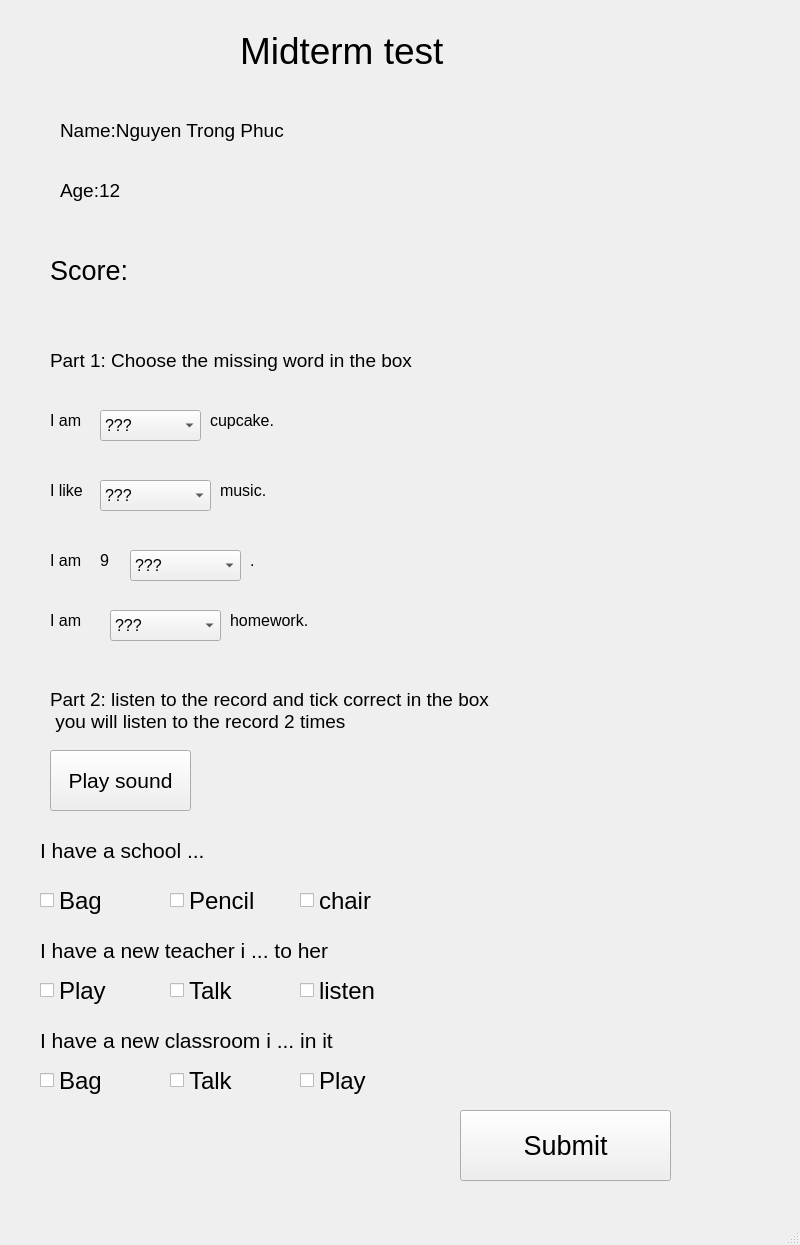
The window that SPCK/Gui/midtermtestui.ui (trongphuc1/TL-C4K-PTI01-) describes before a commit, drawn with Qt 5.
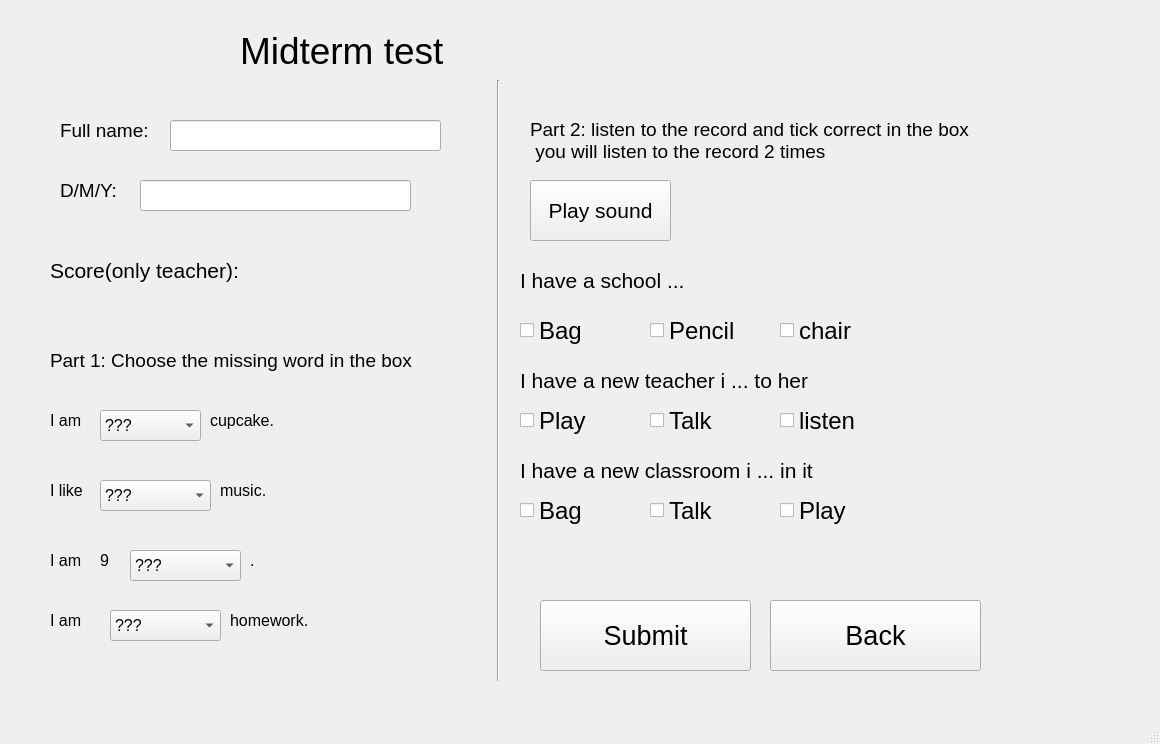
The same window after the commit.

```diff
--- a/SPCK/Gui/midtermtestui.ui
+++ b/SPCK/Gui/midtermtestui.ui
@@ -6,8 +6,8 @@
    <rect>
     <x>0</x>
     <y>0</y>
-    <width>800</width>
-    <height>1245</height>
+    <width>1160</width>
+    <height>744</height>
    </rect>
   </property>
   <property name="windowTitle">
@@ -323,7 +323,7 @@
      <rect>
       <x>60</x>
       <y>100</y>
-      <width>271</width>
+      <width>111</width>
       <height>61</height>
      </rect>
     </property>
@@ -333,7 +333,7 @@
      </font>
     </property>
     <property name="text">
-     <string>Name:Nguyen Trong Phuc</string>
+     <string>Full name:</string>
     </property>
    </widget>
    <widget class="QLabel" name="label_9">
@@ -359,24 +359,24 @@
      <rect>
       <x>50</x>
       <y>230</y>
-      <width>91</width>
+      <width>241</width>
       <height>81</height>
      </rect>
     </property>
     <property name="font">
      <font>
-      <pointsize>20</pointsize>
+      <pointsize>16</pointsize>
      </font>
     </property>
     <property name="text">
-     <string>Score:</string>
+     <string>Score(only teacher):</string>
     </property>
    </widget>
    <widget class="QLabel" name="label_6">
     <property name="geometry">
      <rect>
-      <x>50</x>
-      <y>680</y>
+      <x>530</x>
+      <y>110</y>
       <width>581</width>
       <height>61</height>
      </rect>
@@ -396,7 +396,7 @@
      <rect>
       <x>60</x>
       <y>160</y>
-      <width>81</width>
+      <width>71</width>
       <height>61</height>
      </rect>
     </property>
@@ -406,7 +406,7 @@
      </font>
     </property>
     <property name="text">
-     <string>Age:12</string>
+     <string>D/M/Y:</string>
     </property>
    </widget>
    <widget class="QLabel" name="label_7">
@@ -448,8 +448,8 @@
    <widget class="QPushButton" name="pushButton">
     <property name="geometry">
      <rect>
-      <x>50</x>
-      <y>750</y>
+      <x>530</x>
+      <y>180</y>
       <width>141</width>
       <height>61</height>
      </rect>
@@ -466,8 +466,8 @@
    <widget class="QPushButton" name="pushButton_2">
     <property name="geometry">
      <rect>
-      <x>460</x>
-      <y>1110</y>
+      <x>770</x>
+      <y>600</y>
       <width>211</width>
       <height>71</height>
      </rect>
@@ -478,14 +478,14 @@
      </font>
     </property>
     <property name="text">
-     <string>Submit</string>
+     <string>Back</string>
     </property>
    </widget>
    <widget class="QCheckBox" name="checkBox">
     <property name="geometry">
      <rect>
-      <x>40</x>
-      <y>880</y>
+      <x>520</x>
+      <y>310</y>
       <width>81</width>
       <height>41</height>
      </rect>
@@ -502,8 +502,8 @@
    <widget class="QCheckBox" name="checkBox_2">
     <property name="geometry">
      <rect>
-      <x>170</x>
-      <y>880</y>
+      <x>650</x>
+      <y>310</y>
       <width>101</width>
       <height>41</height>
      </rect>
@@ -520,8 +520,8 @@
    <widget class="QCheckBox" name="checkBox_3">
     <property name="geometry">
      <rect>
-      <x>300</x>
-      <y>880</y>
+      <x>780</x>
+      <y>310</y>
       <width>91</width>
       <height>41</height>
      </rect>
@@ -538,8 +538,8 @@
    <widget class="QLabel" name="label_16">
     <property name="geometry">
      <rect>
-      <x>40</x>
-      <y>820</y>
+      <x>520</x>
+      <y>250</y>
       <width>211</width>
       <height>61</height>
      </rect>
@@ -556,8 +556,8 @@
    <widget class="QLabel" name="label_17">
     <property name="geometry">
      <rect>
-      <x>40</x>
-      <y>920</y>
+      <x>520</x>
+      <y>350</y>
       <width>381</width>
       <height>61</height>
      </rect>
@@ -574,8 +574,8 @@
    <widget class="QCheckBox" name="checkBox_4">
     <property name="geometry">
      <rect>
-      <x>40</x>
-      <y>970</y>
+      <x>520</x>
+      <y>400</y>
       <width>81</width>
       <height>41</height>
      </rect>
@@ -592,8 +592,8 @@
    <widget class="QCheckBox" name="checkBox_5">
     <property name="geometry">
      <rect>
-      <x>170</x>
-      <y>970</y>
+      <x>650</x>
+      <y>400</y>
       <width>81</width>
       <height>41</height>
      </rect>
@@ -610,8 +610,8 @@
    <widget class="QCheckBox" name="checkBox_6">
     <property name="geometry">
      <rect>
-      <x>300</x>
-      <y>970</y>
+      <x>780</x>
+      <y>400</y>
       <width>91</width>
       <height>41</height>
      </rect>
@@ -628,8 +628,8 @@
    <widget class="QCheckBox" name="checkBox_7">
     <property name="geometry">
      <rect>
-      <x>170</x>
-      <y>1060</y>
+      <x>650</x>
+      <y>490</y>
       <width>81</width>
       <height>41</height>
      </rect>
@@ -646,8 +646,8 @@
    <widget class="QLabel" name="label_18">
     <property name="geometry">
      <rect>
-      <x>40</x>
-      <y>1010</y>
+      <x>520</x>
+      <y>440</y>
       <width>381</width>
       <height>61</height>
      </rect>
@@ -664,8 +664,8 @@
    <widget class="QCheckBox" name="checkBox_8">
     <property name="geometry">
      <rect>
-      <x>40</x>
-      <y>1060</y>
+      <x>520</x>
+      <y>490</y>
       <width>81</width>
       <height>41</height>
      </rect>
@@ -682,8 +682,8 @@
    <widget class="QCheckBox" name="checkBox_9">
     <property name="geometry">
      <rect>
-      <x>300</x>
-      <y>1060</y>
+      <x>780</x>
+      <y>490</y>
       <width>91</width>
       <height>41</height>
      </rect>
@@ -697,6 +697,73 @@
      <string>Play</string>
     </property>
    </widget>
+   <widget class="Line" name="line">
+    <property name="geometry">
+     <rect>
+      <x>490</x>
+      <y>80</y>
+      <width>16</width>
+      <height>601</height>
+     </rect>
+    </property>
+    <property name="orientation">
+     <enum>Qt::Vertical</enum>
+    </property>
+   </widget>
+   <widget class="QLineEdit" name="lineEdit">
+    <property name="geometry">
+     <rect>
+      <x>170</x>
+      <y>120</y>
+      <width>271</width>
+      <height>31</height>
+     </rect>
+    </property>
+    <property name="font">
+     <font>
+      <pointsize>12</pointsize>
+     </font>
+    </property>
+    <property name="text">
+     <string/>
+    </property>
+   </widget>
+   <widget class="QLineEdit" name="lineEdit_2">
+    <property name="geometry">
+     <rect>
+      <x>140</x>
+      <y>180</y>
+      <width>271</width>
+      <height>31</height>
+     </rect>
+    </property>
+    <property name="font">
+     <font>
+      <pointsize>12</pointsize>
+     </font>
+    </property>
+    <property name="text">
+     <string/>
+    </property>
+   </widget>
+   <widget class="QPushButton" name="pushButton_3">
+    <property name="geometry">
+     <rect>
+      <x>540</x>
+      <y>600</y>
+      <width>211</width>
+      <height>71</height>
+     </rect>
+    </property>
+    <property name="font">
+     <font>
+      <pointsize>20</pointsize>
+     </font>
+    </property>
+    <property name="text">
+     <string>Submit</string>
+    </property>
+   </widget>
   </widget>
   <widget class="QMenuBar" name="menubar">
    <property name="geometry">
```
Left out of the diff: 2 changed lines with no effect on the pictures.
